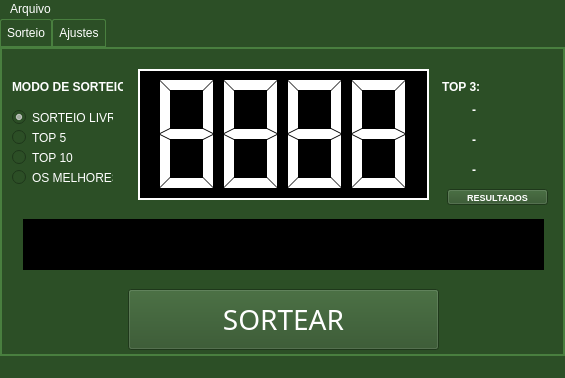
Before: the Qt Designer form main.ui in mmarinorj/Sorteador, drawn with Qt 5.
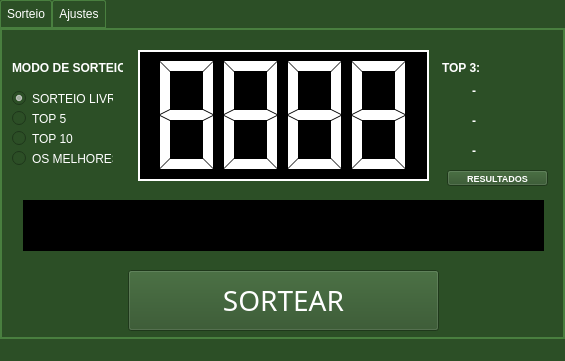
After: the same form once the commit is applied. Icons and pictures are not drawn.

Commit message: Sorteador 1.0 - algumas funções ainda em desenvolvimento

Diff of the .ui file:
```diff
--- a/main.ui
+++ b/main.ui
@@ -7,7 +7,7 @@
     <x>0</x>
     <y>0</y>
     <width>565</width>
-    <height>378</height>
+    <height>361</height>
    </rect>
   </property>
   <property name="windowTitle">
@@ -621,23 +621,6 @@
     </item>
    </layout>
   </widget>
-  <widget class="QMenuBar" name="menuBar">
-   <property name="geometry">
-    <rect>
-     <x>0</x>
-     <y>0</y>
-     <width>565</width>
-     <height>21</height>
-    </rect>
-   </property>
-   <widget class="QMenu" name="menuArquivo">
-    <property name="title">
-     <string>Arquivo</string>
-    </property>
-    <addaction name="actionSair"/>
-   </widget>
-   <addaction name="menuArquivo"/>
-  </widget>
   <widget class="QStatusBar" name="statusBar">
    <property name="inputMethodHints">
     <set>Qt::ImhNone</set>
```
